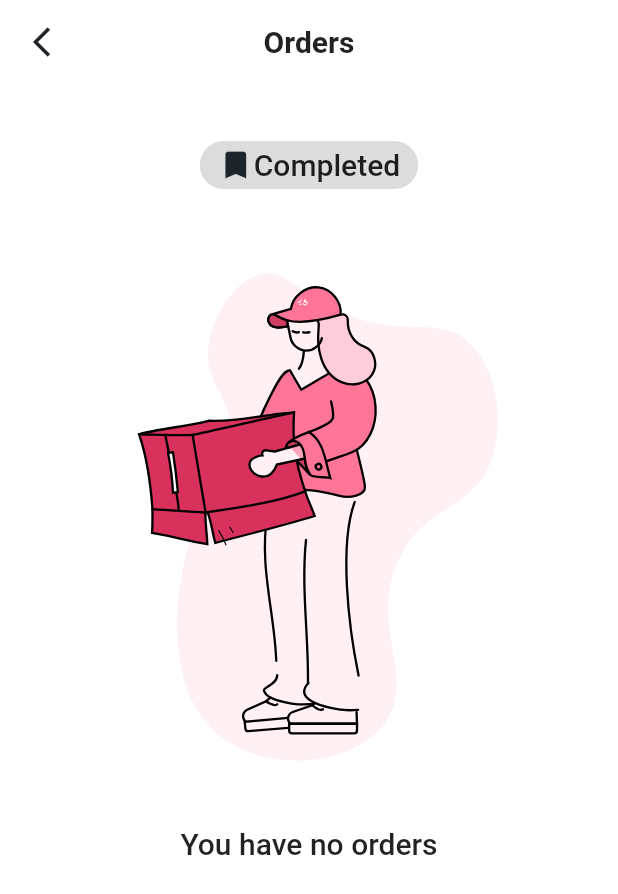
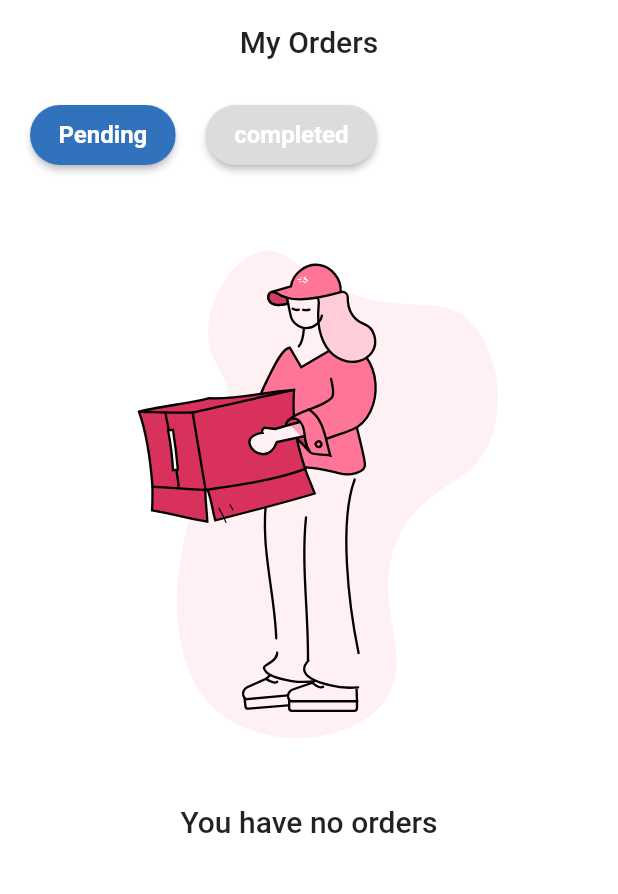
Before and after one commit to kiplangatbryan/msafi-mobi, a Flutter app: the OrdersView screen opened directly, on a phone screen of 412 x 824 dp. Shown: the top 894 px of the screen. Run offline on Flutter 3.47's test engine with Material 2 defaults, Android fonts, the phone set to English and light mode, and no system bars; our stand-ins replace dio, dropdown_button2, flutter_dotenv, google_fonts, google_maps_flutter, image_picker and 5 more; missing offline and left inert: fab_circular_menu, flutter_polyline_points, moment_dart, omni_datetime_picker; accounts and stored records are empty.

Commit message:
order caching

```diff
--- a/lib/pages/regular/processing/orders.dart
+++ b/lib/pages/regular/processing/orders.dart
@@ -8,9 +8,11 @@ import 'package:flutter/material.dart';
 import 'package:lottie/lottie.dart';
 
 import 'package:http/http.dart' as http;
+import 'package:moment_dart/moment_dart.dart';
 import 'package:msafi_mobi/components/snackback_component.dart';
 import 'package:msafi_mobi/pages/regular/components/app_bar.dart';
 import 'package:msafi_mobi/providers/placed.providers.dart';
+import 'package:msafi_mobi/themes/main.dart';
 import 'package:provider/provider.dart';
 
 import '../../../helpers/http_services.dart';
@@ -30,11 +32,21 @@ class _OrdersViewState extends State<OrdersView> {
   @override
   void initState() {
     super.initState();
-    fetchOrders();
+    var storeOrders = context.read<ExistingOrders>().orders;
+    if (storeOrders.isEmpty) {
+      fetchOrders();
+    } else {
+      setState(() {
+        orders = storeOrders;
+      });
+    }
   }
 
   fetchOrders() async {
-    final url = Uri.parse('${baseUrl()}/store/fetchUserOrders');
+    setState(() {
+      loading = true;
+    });
+    final url = Uri.parse('${baseUrl()}/store/fetch-user-orders');
     final token = await checkAndValidateAuthToken();
     final headers = {"Authorization": "Bearer $token"};
     try {
@@ -44,12 +56,14 @@ class _OrdersViewState extends State<OrdersView> {
           );
 
       try {
-        final data = json.decode(response.body).catchError();
+        final data = json.decode(response.body);
 
         if (response.statusCode == 200) {
-          print(orders);
           if (data.isNotEmpty) {
             context.read<ExistingOrders>().populateOrders(data);
+            setState(() {
+              orders = data;
+            });
           }
         } else {
           setState(() {
@@ -81,35 +95,59 @@ class _OrdersViewState extends State<OrdersView> {
   @override
   Widget build(BuildContext context) {
     return Scaffold(
-      appBar: mainAppBar(context: context, title: "Orders"),
+      appBar: AppBar(
+        elevation: 0,
+        backgroundColor: Theme.of(context).backgroundColor,
+        title: Text(
+          "My Orders",
+          style: Theme.of(context).textTheme.headline6,
+        ),
+        centerTitle: true,
+      ),
       body: Padding(
         padding: const EdgeInsets.symmetric(
           horizontal: 20,
-          vertical: 30,
+          vertical: 10,
         ),
         child: Column(
           children: [
             SingleChildScrollView(
-              scrollDirection: Axis.horizontal,
               child: Row(
                 children: [
                   Chip(
-                    label: Row(
-                      children: [
-                        const Icon(Icons.bookmark),
-                        Text(
-                          "Completed",
-                          style: Theme.of(context).textTheme.headline6,
-                        ),
-                      ],
+                    elevation: 2,
+                    labelPadding: const EdgeInsets.symmetric(
+                      horizontal: 15,
+                      vertical: 4,
+                    ),
+                    backgroundColor: Theme.of(context).primaryColor,
+                    label: Text(
+                      "Pending",
+                      style: Theme.of(context).textTheme.subtitle1!.copyWith(
+                            color: kTextLight,
+                            fontWeight: FontWeight.bold,
+                          ),
+                    ),
+                  ),
+                  const SizedBox(width: 20),
+                  Chip(
+                    elevation: 2,
+                    labelPadding: const EdgeInsets.symmetric(
+                      horizontal: 15,
+                      vertical: 4,
+                    ),
+                    label: Text(
+                      "completed",
+                      style: Theme.of(context).textTheme.subtitle1!.copyWith(
+                            color: kTextLight,
+                            fontWeight: FontWeight.bold,
+                          ),
                     ),
                   ),
                 ],
               ),
             ),
-            const SizedBox(
-              height: 15,
-            ),
+            const SizedBox(height: 20),
             orders.isEmpty
                 ? Column(
                     mainAxisAlignment: MainAxisAlignment.center,
@@ -133,7 +171,88 @@ class _OrdersViewState extends State<OrdersView> {
                     shrinkWrap: true,
                     itemCount: orders.length,
                     itemBuilder: (BuildContext context, index) {
-                      return Container();
+                      final orderItem = orders[index];
+                      return Card(
+                        elevation: 5,
+                        child: InkWell(
+                          onTap: () {},
+                          child: Container(
+                            padding: const EdgeInsets.symmetric(
+                              horizontal: 15,
+                              vertical: 18,
+                            ),
+                            child: Column(
+                              children: [
+                                Row(
+                                  crossAxisAlignment: CrossAxisAlignment.center,
+                                  mainAxisAlignment:
+                                      MainAxisAlignment.spaceBetween,
+                                  children: [
+                                    Text(
+                                      orderItem['alias'],
+                                      style:
+                                          Theme.of(context).textTheme.headline6,
+                                    ),
+                                    Chip(
+                                      label: Text(
+                                        orderItem['status'],
+                                        style: Theme.of(context)
+                                            .textTheme
+                                            .subtitle1,
+                                      ),
+                                    ),
+                                  ],
+                                ),
+                                const SizedBox(
+                                  height: 10,
+                                ),
+                                Row(
+                                  crossAxisAlignment: CrossAxisAlignment.center,
+                                  mainAxisAlignment:
+                                      MainAxisAlignment.spaceBetween,
+                                  children: [
+                                    Column(
+                                      children: [
+                                        Text(
+                                          "LaunderMart",
+                                          style: Theme.of(context)
+                                              .textTheme
+                                              .bodySmall,
+                                        ),
+                                        Text(
+                                          orderItem['storeId']['name'],
+                                          style: Theme.of(context)
+                                              .textTheme
+                                              .subtitle2,
+                                        ),
+                                      ],
+                                    ),
+                                    Column(
+                                      children: [
+                                        Text(
+                                          "Expected Date",
+                                          style: Theme.of(context)
+                                              .textTheme
+                                              .bodySmall,
+                                        ),
+                                        Text(
+                                          DateTime.parse(
+                                                  orderItem['expectedPickUp'])
+                                              .toMoment()
+                                              .toString(),
+                                          style: Theme.of(context)
+                                              .textTheme
+                                              .subtitle2,
+                                        ),
+                                      ],
+                                    )
+                                  ],
+                                ),
+                              ],
+                            ),
+                          ),
+                        ),
+                      );
                     },
                   ),
           ],
```
